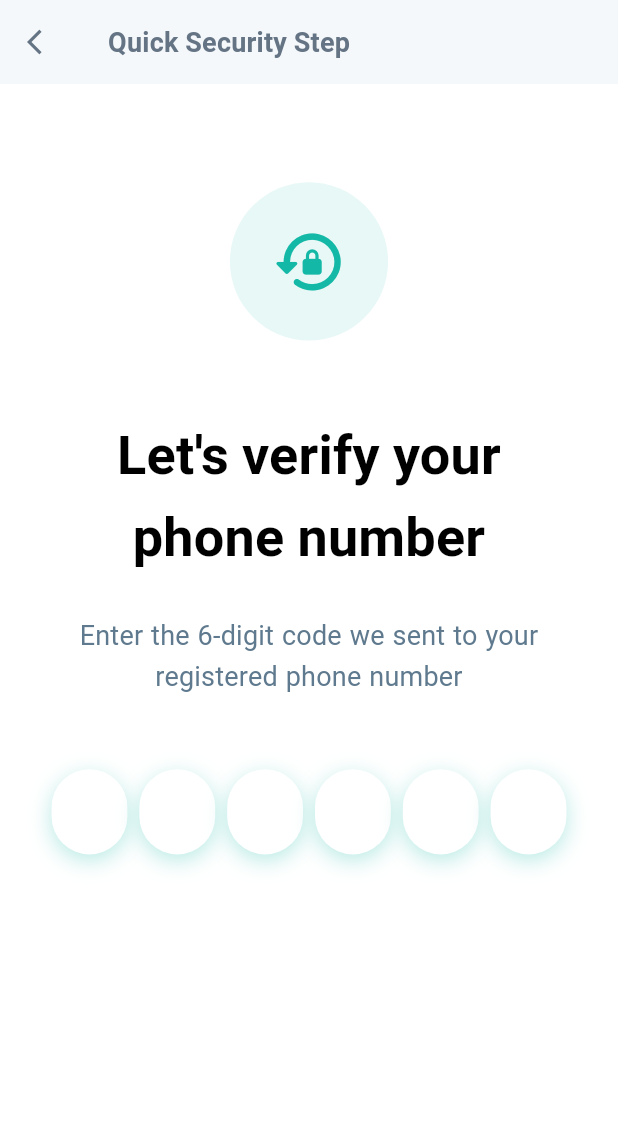
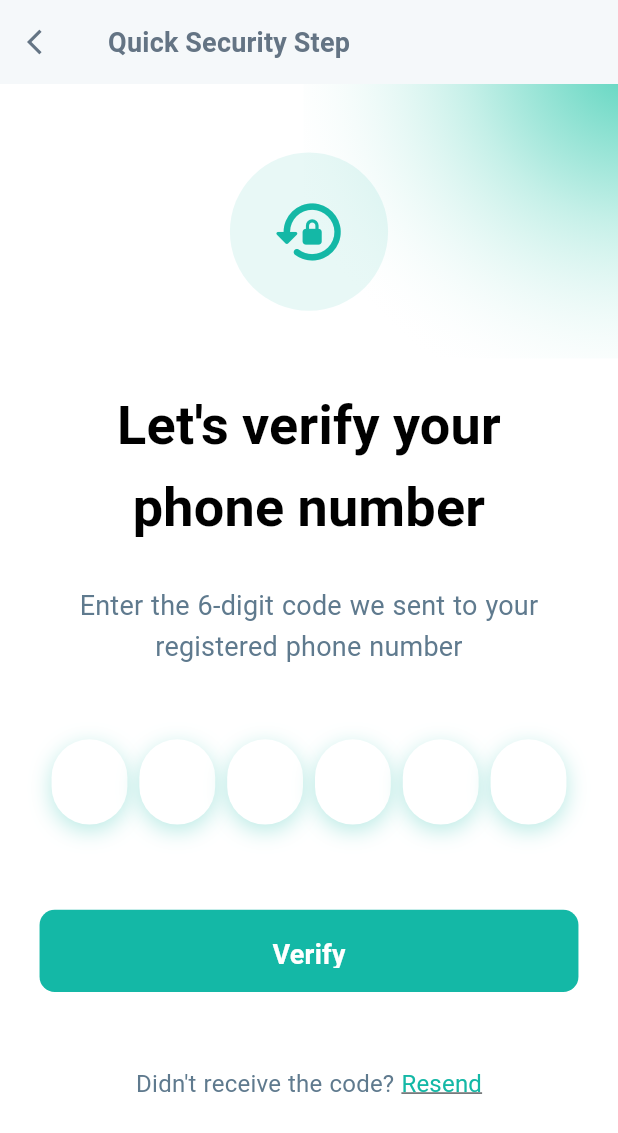
Before and after one commit to mohamed0s/CSE-Graduation-Project-2027, a Flutter app: the OTPVerificationScreen screen opened by its route, on a phone screen of 412 x 824 dp. Shown: the top 1133 px of the screen. Run offline on Flutter 3.47's test engine with Material 3 defaults, Android fonts, the phone set to English and light mode, and no system bars; drawn by our look-alikes of pinput; our stand-ins replace country_code_picker, dartz, dio, equatable, flutter_bloc, flutter_screenutil and 8 more; missing offline and left inert: slang; accounts and stored records are empty; generated files the repository leaves out were written again; Roboto replaces fonts that are missing (Almarai).

Commit message:
refactor(auth): refactors and complete otp screen

```diff
--- a/mobile/lib/features/auth/presentation/pages/otp_verification_screen.dart
+++ b/mobile/lib/features/auth/presentation/pages/otp_verification_screen.dart
@@ -1,9 +1,14 @@
+// ignore_for_file: unused_local_variable
+
 import 'package:flutter/material.dart';
 import 'package:flutter_screenutil/flutter_screenutil.dart';
 import 'package:mobile/core/i18n/strings.g.dart';
 import 'package:mobile/core/theme/app_colors.dart';
+import 'package:mobile/core/widgets/background/background_blur_glow.dart';
+import 'package:mobile/core/widgets/buttons/custom_button.dart';
 import 'package:mobile/features/auth/presentation/widgets/auth_header_icon.dart';
 import 'package:mobile/features/auth/presentation/widgets/custom_otp_field.dart';
+import 'package:mobile/features/auth/presentation/widgets/custom_rich_text_widget.dart';
 import 'package:mobile/generated/style_atoms.dart';
 
 class OTPVerificationScreen extends StatefulWidget {
@@ -55,14 +60,14 @@ class _OTPVerificationScreenState extends State<OTPVerificationScreen> {
         bottom: false,
         child: Column(
           children: [
-            SizedBox(height: 32.58.h),
             Expanded(
               child: Stack(
                 children: [
+                  CustomBackgroundGlow(top: -20, right: -10),
                   Positioned.fill(
                     child: SingleChildScrollView(
                       padding: EdgeInsets.only(
-                        top: 24.h,
+                        top: 37.h,
                         right: 24.w,
                         left: 24.w,
                         bottom: 84.h,
@@ -103,11 +108,24 @@ class _OTPVerificationScreenState extends State<OTPVerificationScreen> {
                                   }
                                   return null;
                                 },
-                                onCompleted: (pin) {
-                                  _verifyCode();
-                                },
+                                // onCompleted: (pin) {
+                                //   _verifyCode();
+                                // },
                               ),
                             ),
+                          ),
+                          SizedBox(height: 56.h),
+                          CustomAppButton(
+                            text: t.otp.submit_button,
+                            onPressed: () {
+                              _verifyCode();
+                            },
+                          ),
+                          SizedBox(height: 48.h),
+                          CustomRichTextButton(
+                            firstText: t.otp.didnt_receive_code,
+                            secondText: t.otp.resend,
+                            onTap: () {},
                           ),
                         ],
                       ),
```
